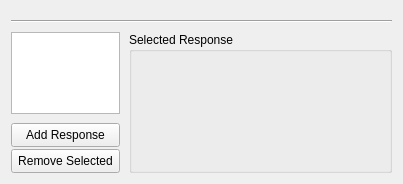
This is frcpredict/ui/input/fluorophore/fluorophore_settings_w.ui in Bodeeen/Resolution_prediction_software as Qt 5 draws it before an edit. The edited form follows.
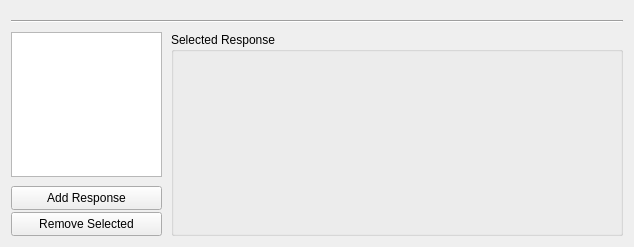
This is the edited form. Custom widgets are drawn as their Qt base class.

Patch:
```diff
--- a/frcpredict/ui/input/fluorophore/fluorophore_settings_w.ui
+++ b/frcpredict/ui/input/fluorophore/fluorophore_settings_w.ui
@@ -6,8 +6,8 @@
    <rect>
     <x>0</x>
     <y>0</y>
-    <width>403</width>
-    <height>184</height>
+    <width>634</width>
+    <height>247</height>
    </rect>
   </property>
   <property name="windowTitle">
@@ -28,7 +28,7 @@
     </widget>
    </item>
    <item>
-    <layout class="QHBoxLayout" name="horizontalLayout_2" stretch="5,12">
+    <layout class="QHBoxLayout" name="horizontalLayout_2" stretch="1,3">
      <item>
       <layout class="QVBoxLayout" name="verticalLayout_4" stretch="1,0">
        <item>
@@ -86,6 +86,8 @@
       </layout>
      </item>
      <item>
+      <layout class="QVBoxLayout" name="verticalLayout_5" stretch="1">
+       <item>
       <widget class="QGroupBox" name="groupProperties">
        <property name="title">
         <string>Selected Response</string>
@@ -132,8 +134,13 @@
           </property>
          </spacer>
         </item>
-       </layout>
-      </widget>
+          <item row="1" column="0">
+           <widget class="ResponsePropertiesWidget" name="editProperties" native="true"/>
+          </item>
+         </layout>
+        </widget>
+       </item>
+      </layout>
      </item>
     </layout>
    </item>
```
Left out of the diff: 3 changed lines with no effect on the pictures. Lines whose indentation alone changed are shown as unchanged.
